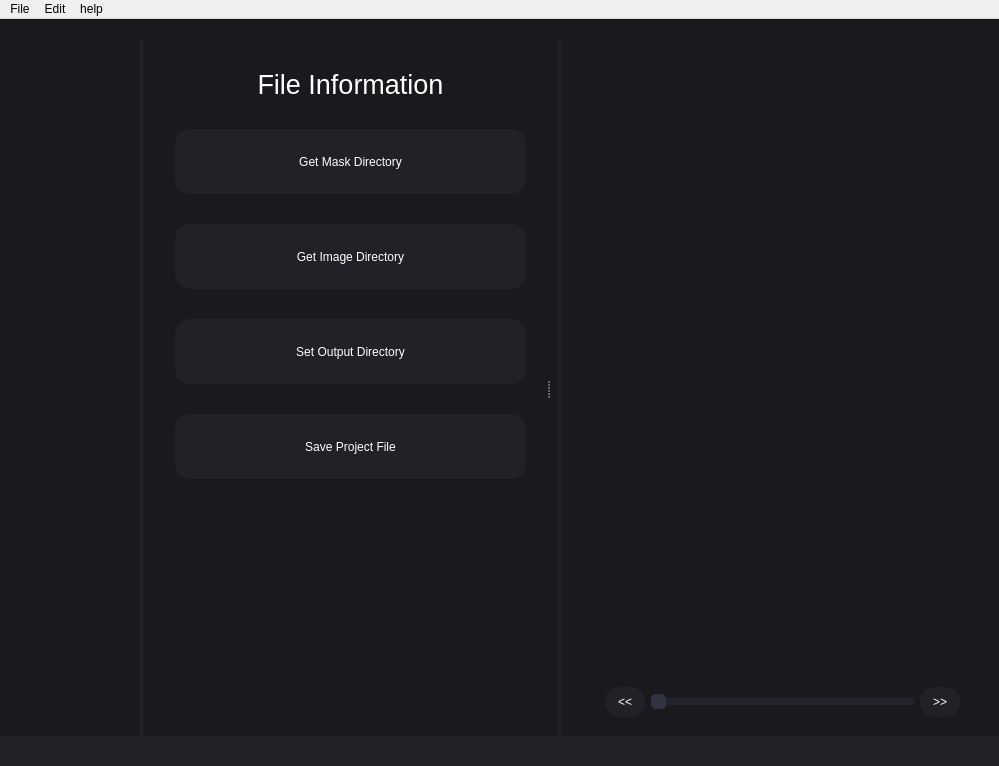
Old version of the form Assets/mainwindow.ui in the repository 0vlll/noscope.
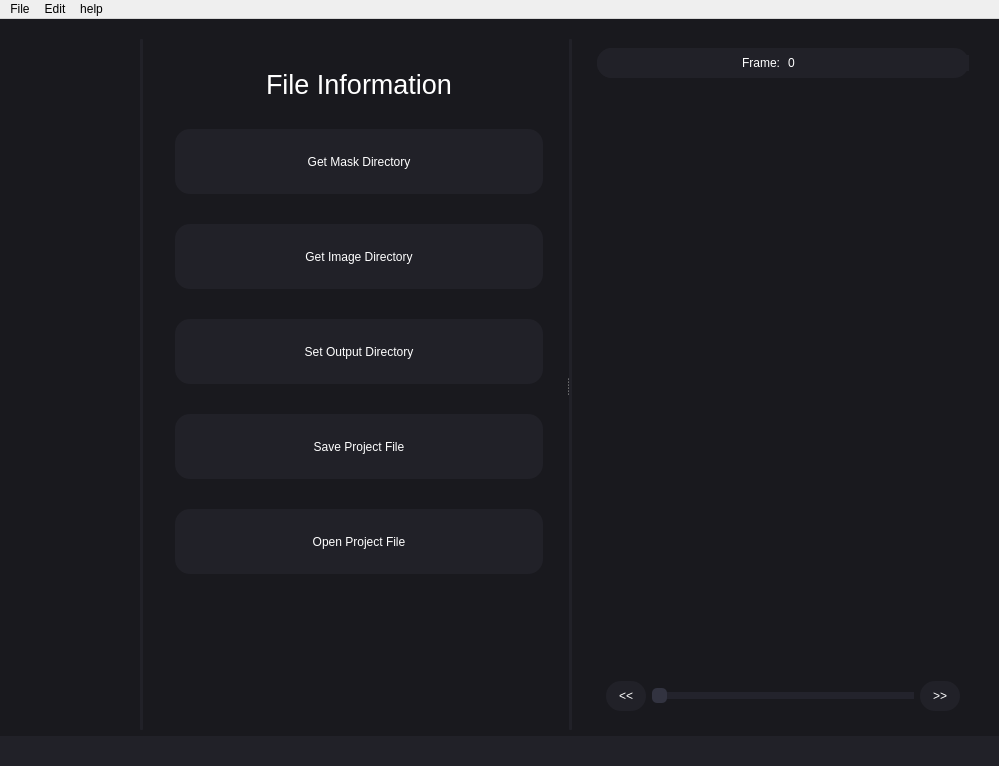
New version of the form. The open tabs and pages were chosen to show the change. Icons and pictures are not drawn.

The edit to the form file:
```diff
--- a/Assets/mainwindow.ui
+++ b/Assets/mainwindow.ui
@@ -30,7 +30,7 @@
    </property>
    <layout class="QVBoxLayout" name="verticalLayout">
     <property name="spacing">
-     <number>0</number>
+     <number>-1</number>
     </property>
     <property name="leftMargin">
      <number>0</number>
@@ -254,11 +254,14 @@
        </item>
        <item>
         <widget class="QSplitter" name="splitter">
+         <property name="lineWidth">
+          <number>0</number>
+         </property>
          <property name="orientation">
           <enum>Qt::Horizontal</enum>
          </property>
          <property name="handleWidth">
-          <number>20</number>
+          <number>2</number>
          </property>
          <property name="childrenCollapsible">
           <bool>false</bool>
@@ -317,8 +320,8 @@
             <rect>
              <x>0</x>
              <y>0</y>
-             <width>379</width>
-             <height>694</height>
+             <width>388</width>
+             <height>684</height>
             </rect>
            </property>
            <property name="sizePolicy">
@@ -338,7 +341,7 @@
              <number>0</number>
             </property>
             <property name="rightMargin">
-             <number>0</number>
+             <number>12</number>
             </property>
             <property name="bottomMargin">
              <number>0</number>
@@ -367,7 +370,7 @@
                <string notr="true"/>
               </property>
               <property name="currentIndex">
-               <number>1</number>
+               <number>0</number>
               </property>
               <widget class="QWidget" name="file_page">
                <property name="styleSheet">
@@ -553,6 +556,33 @@
                      </property>
                     </widget>
                    </item>
+                   <item>
+                    <widget class="QPushButton" name="open_project_button">
+                     <property name="minimumSize">
+                      <size>
+                       <width>0</width>
+                       <height>65</height>
+                      </size>
+                     </property>
+                     <property name="styleSheet">
+                      <string notr="true">QPushButton{
+	border: none;
+	background-color: rgb(33,33, 40);
+	color:white;
+	border-radius: 15px;
+}
+QPushButton:hover{
+	background-color: rgb(37, 37, 46);
+}
+QPushButton:pressed{
+	background-color: rgb(47, 48, 60);
+}</string>
+                     </property>
+                     <property name="text">
+                      <string>Open Project File</string>
+                     </property>
+                    </widget>
+                   </item>
                   </layout>
                  </widget>
                 </item>
@@ -1274,7 +1304,7 @@
           </property>
           <layout class="QHBoxLayout" name="horizontalLayout_6">
            <property name="spacing">
-            <number>35</number>
+            <number>25</number>
            </property>
            <property name="leftMargin">
             <number>0</number>
@@ -1322,12 +1352,78 @@
            <item>
             <widget class="QWidget" name="mask_operations_container" native="true">
              <layout class="QVBoxLayout" name="verticalLayout_14">
+              <property name="spacing">
+               <number>0</number>
+              </property>
               <property name="leftMargin">
                <number>0</number>
               </property>
               <property name="rightMargin">
                <number>0</number>
               </property>
+              <item>
+               <widget class="QWidget" name="frame_display_container" native="true">
+                <property name="minimumSize">
+                 <size>
+                  <width>0</width>
+                  <height>30</height>
+                 </size>
+                </property>
+                <property name="maximumSize">
+                 <size>
+                  <width>16777215</width>
+                  <height>30</height>
+                 </size>
+                </property>
+                <property name="styleSheet">
+                 <string notr="true">QWidget{
+	background-color: rgb(33,33, 40);
+	border-radius: 15px;
+}</string>
+                </property>
+                <layout class="QHBoxLayout" name="horizontalLayout_8">
+                 <property name="leftMargin">
+                  <number>0</number>
+                 </property>
+                 <property name="topMargin">
+                  <number>0</number>
+                 </property>
+                 <property name="rightMargin">
+                  <number>0</number>
+                 </property>
+                 <property name="bottomMargin">
+                  <number>0</number>
+                 </property>
+                 <item>
+                  <widget class="QLabel" name="frame_label">
+                   <property name="styleSheet">
+                    <string notr="true">QLabel{
+	color: white;
+}</string>
+                   </property>
+                   <property name="text">
+                    <string>Frame:</string>
+                   </property>
+                   <property name="alignment">
+                    <set>Qt::AlignRight|Qt::AlignTrailing|Qt::AlignVCenter</set>
+                   </property>
+                  </widget>
+                 </item>
+                 <item>
+                  <widget class="QSpinBox" name="frame_spin_box">
+                   <property name="styleSheet">
+                    <string notr="true">QSpinBox{
+	color: white;
+}</string>
+                   </property>
+                   <property name="buttonSymbols">
+                    <enum>QAbstractSpinBox::NoButtons</enum>
+                   </property>
+                  </widget>
+                 </item>
+                </layout>
+               </widget>
+              </item>
               <item>
                <widget class="QWidget" name="paint_interface_container" native="true"/>
               </item>
```
